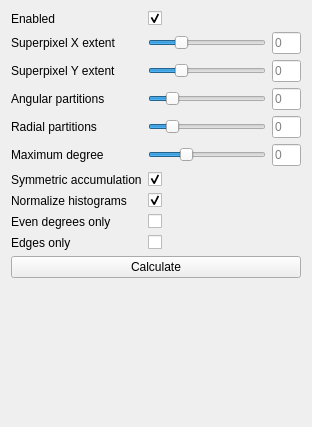
First picture: the form in include/pli_vis/ui/plugins/zernike_toolbox.ui, repository VRGroupRWTH/pli_view, before the edit.
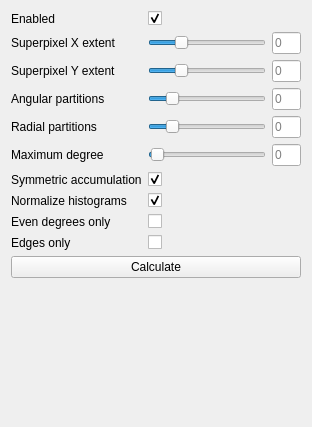
Second picture: the form after the edit.

Commit message: Allow Zernike expansions up to degree 250, up from 20.

Patch:
```diff
--- a/include/pli_vis/ui/plugins/zernike_toolbox.ui
+++ b/include/pli_vis/ui/plugins/zernike_toolbox.ui
@@ -287,7 +287,7 @@
       </size>
      </property>
      <property name="maximum">
-      <number>20</number>
+      <number>250</number>
      </property>
      <property name="value">
       <number>6</number>
```
